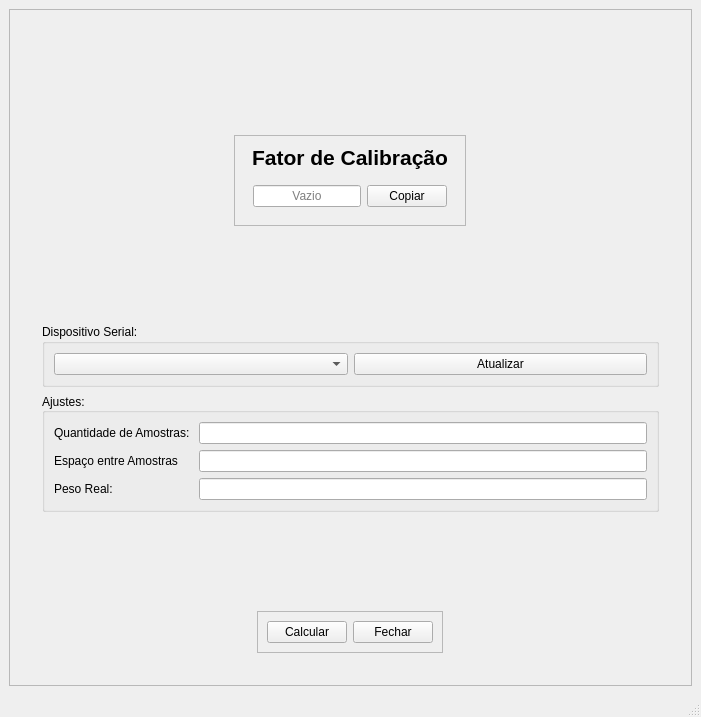
Above: Calibrar_celula/fator_de_calibracao.ui from knichian/Dados-Teste-Estatico before the change. Below: the same form after it.
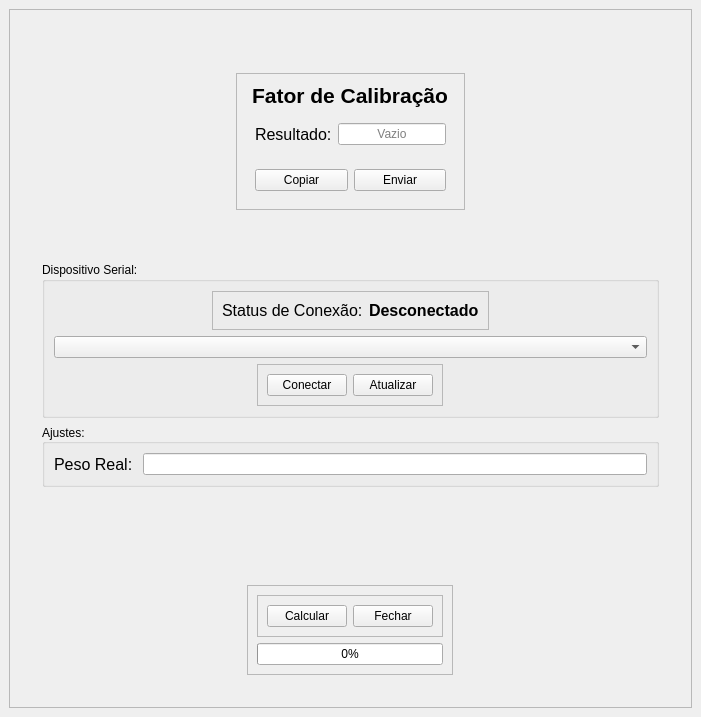
That is the form after the change.

Commit message: Ignorando __pycache__, reformulando UI & criando conecção ao ESP (broken state)

```diff
--- a/Calibrar_celula/fator_de_calibracao.ui
+++ b/Calibrar_celula/fator_de_calibracao.ui
@@ -90,11 +90,29 @@
             </property>
            </widget>
           </item>
-          <item alignment="Qt::AlignmentFlag::AlignHCenter">
-           <widget class="QFrame" name="frame">
-            <layout class="QHBoxLayout" name="horizontalLayout_2">
-             <item alignment="Qt::AlignmentFlag::AlignHCenter">
-              <widget class="QLineEdit" name="lineEdit">
+          <item>
+           <widget class="QFrame" name="frame_6">
+            <property name="frameShape">
+             <enum>QFrame::Shape::NoFrame</enum>
+            </property>
+            <property name="frameShadow">
+             <enum>QFrame::Shadow::Raised</enum>
+            </property>
+            <layout class="QHBoxLayout" name="horizontalLayout_5">
+             <item>
+              <widget class="QLabel" name="label_6">
+               <property name="font">
+                <font>
+                 <pointsize>12</pointsize>
+                </font>
+               </property>
+               <property name="text">
+                <string>Resultado:</string>
+               </property>
+              </widget>
+             </item>
+             <item>
+              <widget class="QLineEdit" name="line_edit_fator">
                <property name="text">
                 <string/>
                </property>
@@ -109,6 +127,15 @@
                </property>
               </widget>
              </item>
+            </layout>
+           </widget>
+          </item>
+          <item>
+           <widget class="QFrame" name="frame">
+            <property name="frameShape">
+             <enum>QFrame::Shape::NoFrame</enum>
+            </property>
+            <layout class="QHBoxLayout" name="horizontalLayout_2">
              <item>
               <widget class="QPushButton" name="pushButton_3">
                <property name="text">
@@ -116,6 +143,13 @@
                </property>
               </widget>
              </item>
+             <item>
+              <widget class="QPushButton" name="btn_enviar">
+               <property name="text">
+                <string>Enviar</string>
+               </property>
+              </widget>
+             </item>
             </layout>
            </widget>
           </item>
@@ -143,21 +177,77 @@
          <property name="title">
           <string>Dispositivo Serial: </string>
          </property>
-         <layout class="QHBoxLayout" name="horizontalLayout_3">
-          <item>
-           <widget class="QComboBox" name="dispositivoSerialComboBox"/>
+         <layout class="QVBoxLayout" name="verticalLayout_3">
+          <item alignment="Qt::AlignmentFlag::AlignHCenter">
+           <widget class="QFrame" name="frame_5">
+            <property name="frameShape">
+             <enum>QFrame::Shape::StyledPanel</enum>
+            </property>
+            <property name="frameShadow">
+             <enum>QFrame::Shadow::Sunken</enum>
+            </property>
+            <layout class="QHBoxLayout" name="horizontalLayout_4">
+             <item alignment="Qt::AlignmentFlag::AlignHCenter">
+              <widget class="QLabel" name="label_4">
+               <property name="font">
+                <font>
+                 <pointsize>12</pointsize>
+                </font>
+               </property>
+               <property name="text">
+                <string>Status de Conexão:</string>
+               </property>
+              </widget>
+             </item>
+             <item>
+              <widget class="QLabel" name="display_status">
+               <property name="font">
+                <font>
+                 <pointsize>12</pointsize>
+                 <bold>true</bold>
+                </font>
+               </property>
+               <property name="text">
+                <string>Desconectado</string>
+               </property>
+              </widget>
+             </item>
+            </layout>
+           </widget>
           </item>
           <item>
-           <widget class="QPushButton" name="pushButton_4">
-            <property name="text">
-             <string>Atualizar</string>
+           <widget class="QComboBox" name="cbox_seriais"/>
+          </item>
+          <item alignment="Qt::AlignmentFlag::AlignHCenter">
+           <widget class="QFrame" name="frame_4">
+            <property name="frameShape">
+             <enum>QFrame::Shape::StyledPanel</enum>
             </property>
+            <property name="frameShadow">
+             <enum>QFrame::Shadow::Raised</enum>
+            </property>
+            <layout class="QHBoxLayout" name="horizontalLayout_3">
+             <item>
+              <widget class="QPushButton" name="btn_conectar">
+               <property name="text">
+                <string>Conectar</string>
+               </property>
+              </widget>
+             </item>
+             <item>
+              <widget class="QPushButton" name="btn_atualizar">
+               <property name="text">
+                <string>Atualizar</string>
+               </property>
+              </widget>
+             </item>
+            </layout>
            </widget>
           </item>
          </layout>
         </widget>
        </item>
-       <item>
+       <item alignment="Qt::AlignmentFlag::AlignVCenter">
         <widget class="QGroupBox" name="groupBox_2">
          <property name="title">
           <string>Ajustes: </string>
@@ -170,20 +260,12 @@
          </property>
          <layout class="QFormLayout">
           <item row="0" column="0">
-           <widget class="QLabel" name="label">
-            <property name="text">
-             <string>Quantidade de Amostras: </string>
-            </property>
-            <property name="buddy">
-             <cstring>lineEdit_3</cstring>
-            </property>
-           </widget>
-          </item>
-          <item row="0" column="1">
-           <widget class="QLineEdit" name="lineEdit_3"/>
-          </item>
-          <item row="2" column="0">
            <widget class="QLabel" name="label_3">
+            <property name="font">
+             <font>
+              <pointsize>12</pointsize>
+             </font>
+            </property>
             <property name="text">
              <string>Peso Real: </string>
             </property>
@@ -192,34 +274,34 @@
             </property>
            </widget>
           </item>
-          <item row="2" column="1">
+          <item row="0" column="1">
            <widget class="QLineEdit" name="lineEdit_4"/>
           </item>
-          <item row="1" column="0">
-           <widget class="QLabel" name="espaOEntreAmostrasLabel">
-            <property name="text">
-             <string>Espaço entre Amostras</string>
-            </property>
-            <property name="buddy">
-             <cstring>espaOEntreAmostrasLineEdit</cstring>
-            </property>
-           </widget>
-          </item>
-          <item row="1" column="1">
-           <widget class="QLineEdit" name="espaOEntreAmostrasLineEdit"/>
-          </item>
          </layout>
         </widget>
        </item>
        <item>
-        <spacer name="verticalSpacer_3">
+        <spacer name="verticalSpacer_4">
          <property name="orientation">
           <enum>Qt::Orientation::Vertical</enum>
          </property>
          <property name="sizeHint" stdset="0">
           <size>
            <width>20</width>
-           <height>40</height>
+           <height>55</height>
+          </size>
+         </property>
+        </spacer>
+       </item>
+       <item>
+        <spacer name="verticalSpacer">
+         <property name="orientation">
+          <enum>Qt::Orientation::Vertical</enum>
+         </property>
+         <property name="sizeHint" stdset="0">
+          <size>
+           <width>20</width>
+           <height>55</height>
           </size>
          </property>
         </spacer>
@@ -232,18 +314,37 @@
          <property name="frameShadow">
           <enum>QFrame::Shadow::Raised</enum>
          </property>
-         <layout class="QHBoxLayout" name="horizontalLayout">
+         <layout class="QVBoxLayout" name="verticalLayout_5">
           <item>
-           <widget class="QPushButton" name="pushButton">
-            <property name="text">
-             <string>Calcular</string>
+           <widget class="QFrame" name="frame_7">
+            <property name="frameShape">
+             <enum>QFrame::Shape::StyledPanel</enum>
             </property>
+            <property name="frameShadow">
+             <enum>QFrame::Shadow::Raised</enum>
+            </property>
+            <layout class="QHBoxLayout" name="horizontalLayout_6">
+             <item>
+              <widget class="QPushButton" name="btn_calcular">
+               <property name="text">
+                <string>Calcular</string>
+               </property>
+              </widget>
+             </item>
+             <item>
+              <widget class="QPushButton" name="pushButton_2">
+               <property name="text">
+                <string>Fechar</string>
+               </property>
+              </widget>
+             </item>
+            </layout>
            </widget>
           </item>
           <item>
-           <widget class="QPushButton" name="pushButton_2">
-            <property name="text">
-             <string>Fechar</string>
+           <widget class="QProgressBar" name="progressBar">
+            <property name="value">
+             <number>0</number>
             </property>
            </widget>
           </item>
@@ -255,24 +356,6 @@
     </item>
    </layout>
   </widget>
-  <widget class="QMenuBar" name="menubar">
-   <property name="enabled">
-    <bool>false</bool>
-   </property>
-   <property name="geometry">
-    <rect>
-     <x>0</x>
-     <y>0</y>
-     <width>701</width>
-     <height>26</height>
-    </rect>
-   </property>
-  </widget>
-  <widget class="QStatusBar" name="statusbar">
-   <property name="enabled">
-    <bool>false</bool>
-   </property>
-  </widget>
  </widget>
  <tabstops>
   <tabstop>lineEdit</tabstop>
```
Left out of the diff: 17 changed lines with no effect on the pictures. The commit also changes 3 other files.
